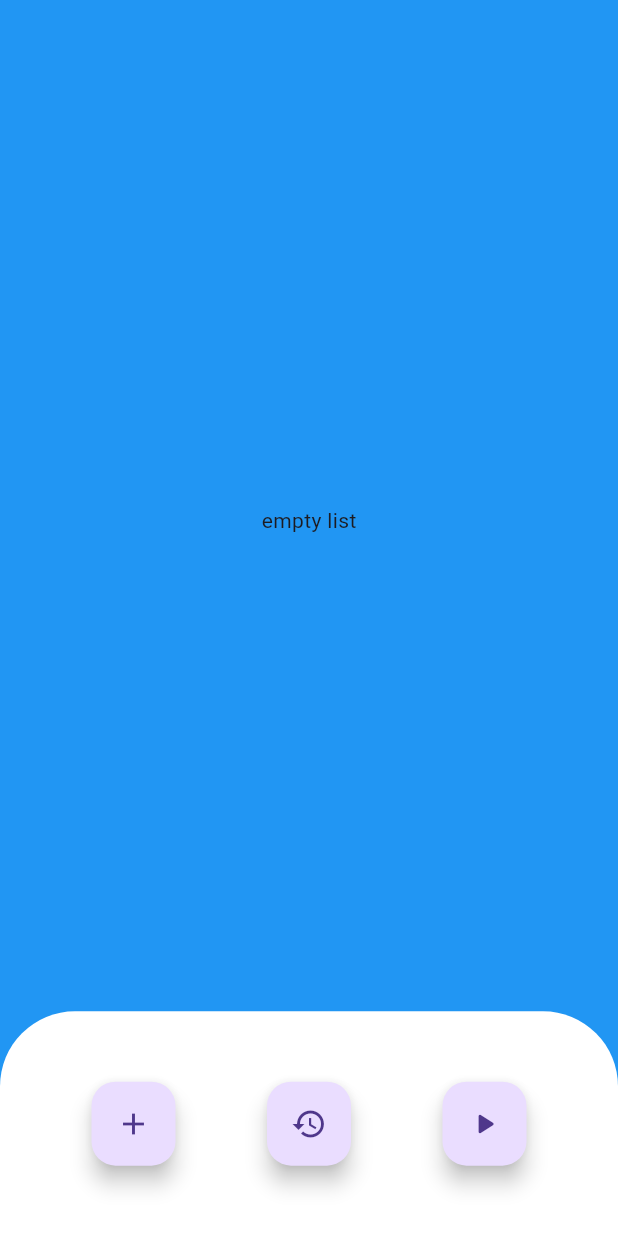
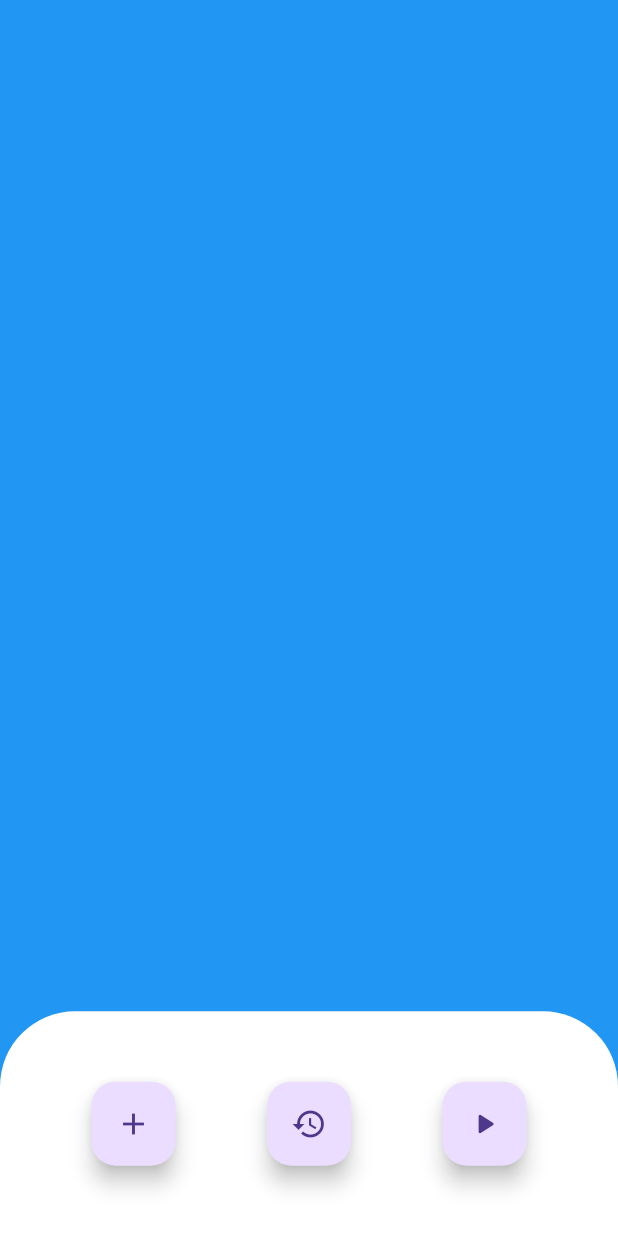
Before and after one commit to rookie-code/dragtime, a Flutter app: the screen it shows after launch, on a phone screen of 412 x 824 dp. Run offline on Flutter 3.47's test engine with Material 3 defaults, Android fonts, the phone set to English and light mode, and no system bars; our stand-ins replace shared_preferences; missing offline and left inert: circular_countdown.

Commit message:
clean code

```diff
--- a/lib/main.dart
+++ b/lib/main.dart
@@ -118,7 +118,7 @@ class _MainMenuState extends State<MainMenu> {
                 child: Provider.of<BottomSheetState>(context, listen: false)
                         .lightSteps
                         .isEmpty
-                    ? Center(child: Text('empty list'))
+                    ? Center(child: Text(''))
                     : ListView.builder(
                         itemBuilder: (context, index) {
                           return Card(
@@ -189,7 +189,7 @@ class _MainMenuState extends State<MainMenu> {
                           ),
                         },
                         child: FloatingActionButton(
-                          focusColor: Colors.black,
+                          focusColor: Colors.blueAccent,
                           heroTag: 'addLight',
                           child: Icon(Icons.add),
                           onPressed: () {
@@ -219,7 +219,7 @@ class _MainMenuState extends State<MainMenu> {
                           ),
                         },
                         child: FloatingActionButton(
-                          focusColor: Colors.black,
+                          focusColor: Colors.blueAccent,
                           heroTag: 'reset',
                           child: Icon(Icons.restore_sharp),
                           onPressed: () {
@@ -252,7 +252,7 @@ class _MainMenuState extends State<MainMenu> {
                           ),
                         },
                         child: FloatingActionButton(
-                          focusColor: Colors.black,
+                          focusColor: Colors.blueAccent,
                           heroTag: 'play',
                           child: Icon(Icons.play_arrow_rounded),
                           onPressed: () {
--- a/lib/widgets/mainBottomSheet.dart
+++ b/lib/widgets/mainBottomSheet.dart
@@ -51,7 +51,7 @@ class _MainBottomSheetState extends State<MainBottomSheet> {
                 children: [
                   SizedBox(width: 10),
                   CustomActionButton(
-                    focusColor: Colors.black,
+                    focusColor: Colors.blueAccent,
                     icon: Icons.arrow_circle_up,
                     onPressed: () {
                       Provider.of<BottomSheetState>(context, listen: false)
@@ -71,7 +71,7 @@ class _MainBottomSheetState extends State<MainBottomSheet> {
                     ),
                   ),
                   CustomActionButton(
-                    focusColor: Colors.black,
+                    focusColor: Colors.blueAccent,
                     icon: Icons.arrow_circle_down,
                     onPressed: () {
                       Provider.of<BottomSheetState>(context, listen: false)
```
Also changed, not shown: lib/views/playScreen.dart (+4 -4 lines), lib/views/mainMenu.dart (deleted).
